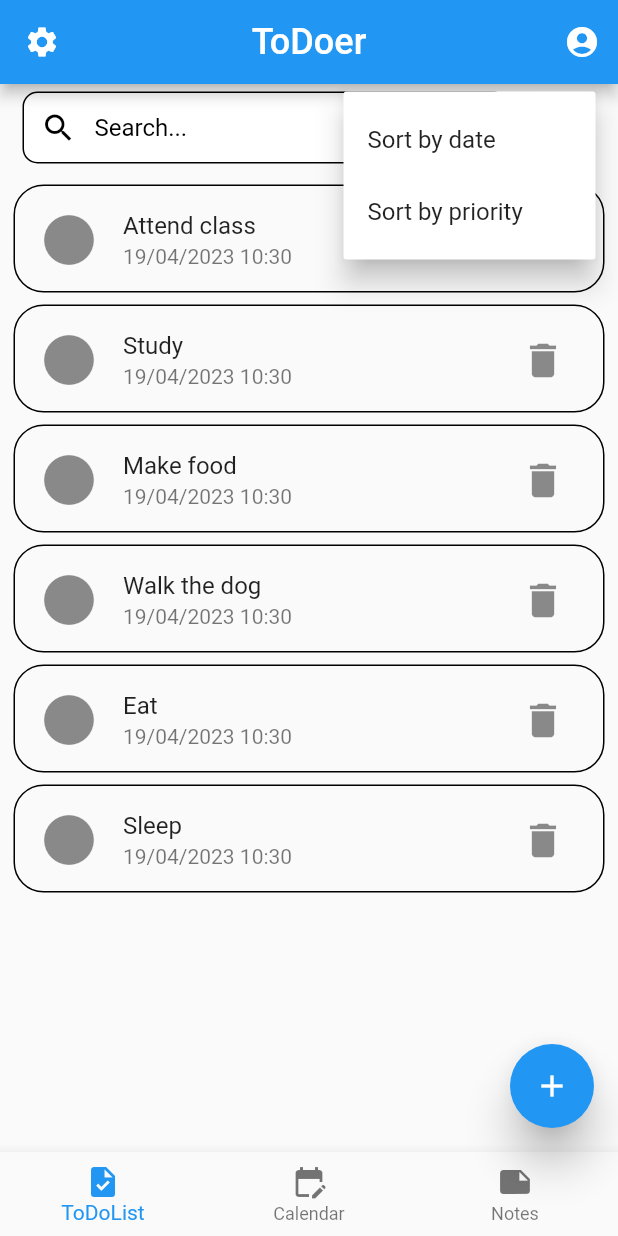
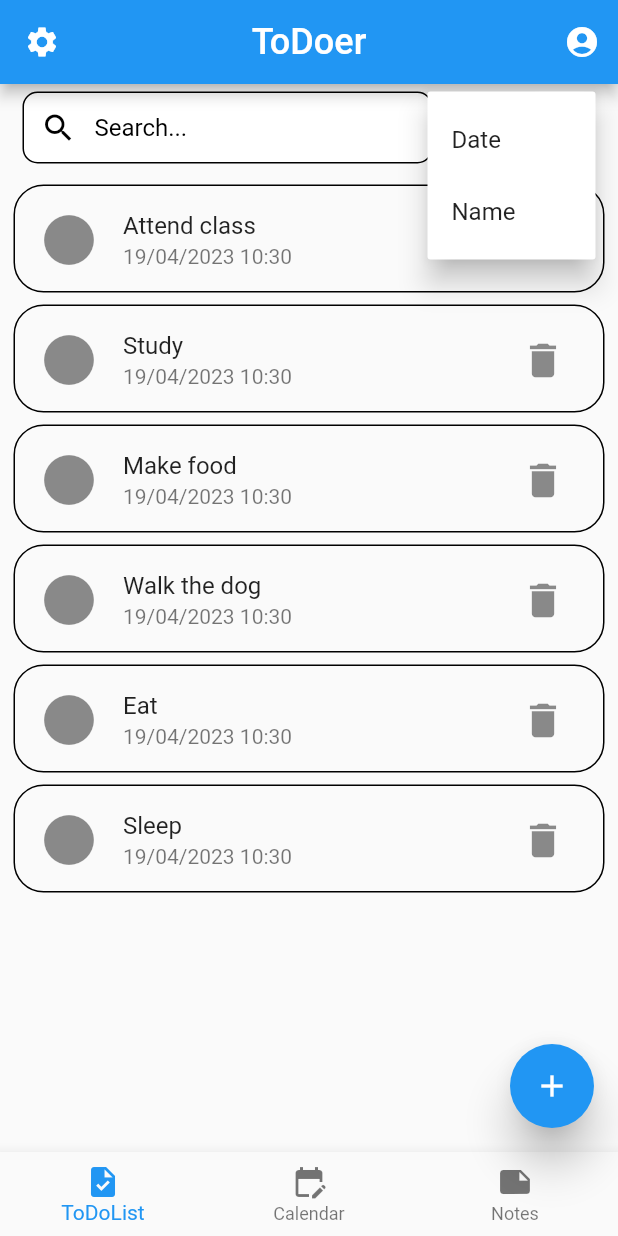
Before and after one commit to dtuukkanen/ToDo, a Flutter app: the screen it shows after launch, after a tap on the "sort" icon, on a phone screen of 412 x 824 dp. Run offline on Flutter 3.47's test engine with Material 2 defaults, Android fonts, the phone set to English and light mode, and no system bars.

Commit message:
Updated button

```diff
--- a/lib/main.dart
+++ b/lib/main.dart
@@ -206,6 +206,7 @@ class _MainAppState extends State<MainApp> {
           const SizedBox(
             width: 10.0,
           ),
+          const Text("Sort by: "),
           Container(
             decoration: BoxDecoration(
               color: Colors.white,
@@ -216,11 +217,11 @@ class _MainAppState extends State<MainApp> {
               itemBuilder: (context) => [
                 const PopupMenuItem(
                   value: 1,
-                  child: Text('Sort by date'),
+                  child: Text('Date'),
                 ),
                 const PopupMenuItem(
                   value: 2,
-                  child: Text('Sort by priority'),
+                  child: Text('Name'),
                 ),
               ],
             ),
```
